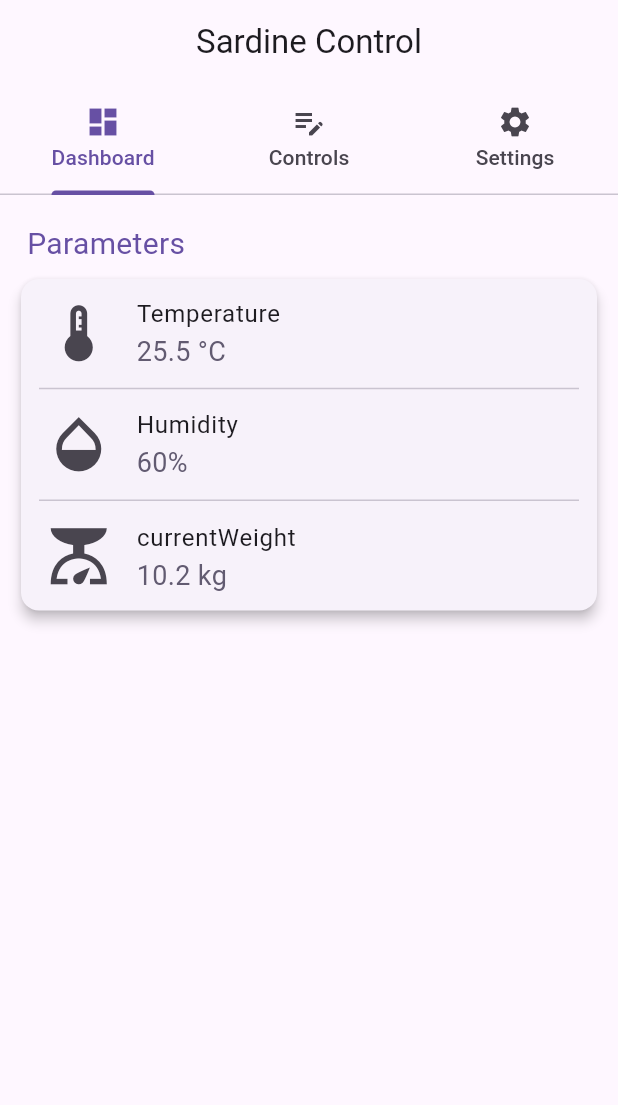
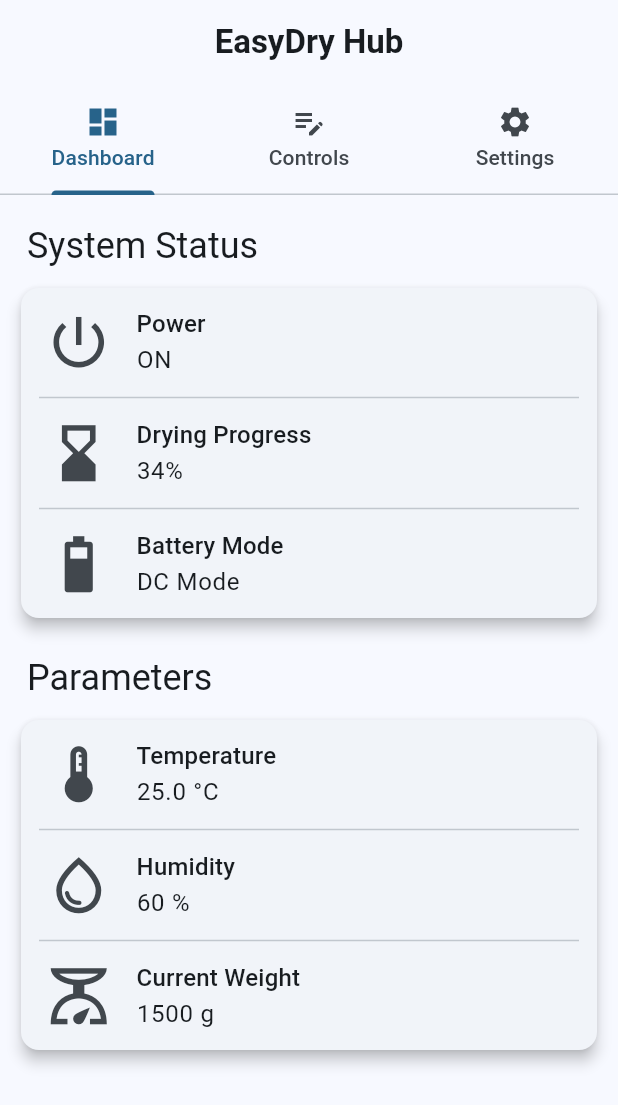
Before and after one commit to musyani-io/IoT-sardines-drying-system, a Flutter app: the screen it shows after launch, on a phone screen of 412 x 824 dp. Shown: the top 1105 px of the screen. Run offline on Flutter 3.47's test engine with Material 3 defaults, Android fonts, the phone set to English and light mode, and no system bars.

Commit message:
Added system status card - in app

```diff
--- a/drying_system/lib/main.dart
+++ b/drying_system/lib/main.dart
@@ -26,14 +26,20 @@ class _MyAppState extends State<MyApp> {
   @override
   Widget build(BuildContext context) {
     final ThemeData lightTheme = ThemeData(
-      primarySwatch: Colors.lightBlue,
+      colorScheme: ColorScheme.fromSeed(
+        seedColor: Colors.lightBlue,
+        brightness: Brightness.light,
+      ),
       brightness: Brightness.light,
-      // AppBar background color will be taken from primarySwatch
+      // AppBar background color will be taken from colorScheme.primary
     );
 
     final ThemeData darkTheme = ThemeData(
+      colorScheme: ColorScheme.fromSeed(
+        seedColor: Colors.blueGrey,
+        brightness: Brightness.dark,
+      ),
       brightness: Brightness.dark,
-      primarySwatch: Colors.blueGrey, // A common choice for dark themes
       scaffoldBackgroundColor: const Color(
         0xFF121212,
       ), // Standard dark background
@@ -41,34 +47,31 @@ class _MyAppState extends State<MyApp> {
         backgroundColor: Color(0xFF1F1F1F), // Slightly lighter than scaffold
       ),
       cardColor: const Color(0xFF1E1E1E), // Dark grey for cards
-      textTheme: ThemeData.dark().textTheme.apply(
-        bodyColor: Colors.white, // Ensure text is visible
-        displayColor: Colors.white,
-      ),
       iconTheme: const IconThemeData(color: Colors.white),
       switchTheme: SwitchThemeData(
-        thumbColor: MaterialStateProperty.resolveWith<Color?>((
-          Set<MaterialState> states,
+        thumbColor: WidgetStateProperty.resolveWith<Color?>((
+          Set<WidgetState> states,
         ) {
-          if (states.contains(MaterialState.selected)) {
+          if (states.contains(WidgetState.selected)) {
             return Colors.lightBlue;
           }
           return Colors.grey;
         }),
-        trackColor: MaterialStateProperty.resolveWith<Color?>((
-          Set<MaterialState> states,
+        trackColor: WidgetStateProperty.resolveWith<Color?>((
+          Set<WidgetState> states,
         ) {
-          if (states.contains(MaterialState.selected)) {
-            return Colors.lightBlue.withOpacity(0.5);
+          if (states.contains(WidgetState.selected)) {
+            return Colors.lightBlue.withAlpha(127);
           }
-          return Colors.grey.withOpacity(0.5);
+          return Colors.grey.withAlpha(127);
         }),
       ),
+      // textTheme will be derived from ColorScheme for better dark theme support
       // Add other dark theme specific properties here if needed
     );
 
     return MaterialApp(
-      title: 'Sardine Control',
+      title: 'EasyDry Hub',
       theme: lightTheme,
       darkTheme: darkTheme,
       themeMode: _themeMode,
@@ -77,10 +80,9 @@ class _MyAppState extends State<MyApp> {
         child: Scaffold(
           appBar: AppBar(
             title: const Text(
-              'Sardine Control',
-              style: TextStyle(fontcurrentWeight: FontcurrentWeight.bold),
+              'EasyDry Hub',
+              style: TextStyle(fontWeight: FontWeight.bold),
             ),
-            // Removed backgroundColor: Colors.grey[400] to allow theme to control it
             centerTitle: true,
             bottom: const TabBar(
               tabs: [
--- a/drying_system/lib/tabs/dashboard.dart
+++ b/drying_system/lib/tabs/dashboard.dart
@@ -8,108 +8,166 @@ class DashboardTab extends StatefulWidget {
 }
 
 class _DashboardTabState extends State<DashboardTab> {
-  // Placeholder values - you'll replace these with actual data later
-  final double _temperature = 25.5;
-  final int _humidity = 60;
-  final double _currentWeight = 10.2; // Placeholder for currentWeight
+  // Placeholder data - replace with actual data fetching logic
+  String _powerStatus = "ON";
+  String _dryingProgress = "34%"; // Initialized to 0%
+  String _batteryMode = "DC Mode"; // Default to DC to show new icons
+  int _batteryLevel = 75; // Placeholder battery level (0-100)
+
+  String _temperature = "25.0";
+  String _humidity = "60";
+  String _currentWeight = "1500";
+
+  Widget _getDynamicBatteryIconWidget() {
+    if (_batteryMode == "AC Mode") {
+      return const Icon(Icons.battery_charging_full, size: 45.0);
+    } else {
+      // DC Mode
+      if (_batteryLevel <= 10) {
+        return const Icon(Icons.battery_alert, size: 45.0, color: Colors.red);
+      } else if (_batteryLevel <= 20) {
+        return const Icon(Icons.battery_1_bar, size: 45.0);
+      } else if (_batteryLevel <= 35) {
+        return const Icon(Icons.battery_2_bar, size: 45.0);
+      } else if (_batteryLevel <= 50) {
+        return const Icon(Icons.battery_3_bar, size: 45.0);
+      } else if (_batteryLevel <= 65) {
+        return const Icon(Icons.battery_4_bar, size: 45.0);
+      } else if (_batteryLevel <= 80) {
+        return const Icon(Icons.battery_5_bar, size: 45.0);
+      } else {
+        // Includes > 80 and battery_full equivalent
+        return const Icon(Icons.battery_full, size: 45.0);
+      }
+    }
+  }
+
+  Widget _getDynamicDryingProgressIconWidget() {
+    try {
+      // Remove '%' and parse to int
+      final int progress = int.parse(
+        _dryingProgress.replaceAll('%', '').trim(),
+      );
+
+      if (progress == 0) {
+        return const Icon(Icons.hourglass_empty, size: 45.0);
+      } else if (progress > 0 && progress < 50) {
+        return const Icon(Icons.hourglass_bottom, size: 45.0);
+      } else if (progress >= 50 && progress < 100) {
+        return const Icon(Icons.hourglass_full, size: 45.0);
+      } else if (progress == 100) {
+        return const Icon(Icons.check_circle_outline, size: 45.0);
+      } else {
+        // Fallback for unexpected values (e.g., < 0 or > 100 if data is not clean)
+        return const Icon(Icons.hourglass_disabled, size: 45.0);
+      }
+    } catch (e) {
+      // If parsing fails
+      return const Icon(Icons.hourglass_disabled, size: 45.0);
+    }
+  }
 
   @override
   Widget build(BuildContext context) {
-    return Scaffold(
-      body: Padding(
-        padding: const EdgeInsets.all(
-          10.0,
-        ), // Outer padding for the whole tab content
+    return SingleChildScrollView(
+      padding: const EdgeInsets.all(10.0),
       child: Column(
-          crossAxisAlignment:
-              CrossAxisAlignment.start, // Align title to the left
-          children: <Widget>[
+        crossAxisAlignment: CrossAxisAlignment.start,
+        children: [
           Padding(
-              padding: const EdgeInsets.only(
-                left: 8.0,
-                top: 8.0,
-                bottom: 5.0,
-              ), // Padding for the title
+            padding: const EdgeInsets.only(left: 8.0, bottom: 8.0, top: 8.0),
             child: Text(
-                'Parameters',
-                style: TextStyle(
-                  fontSize: 20.0,
-                  fontcurrentWeight: FontcurrentWeight.bold,
-                  color: Theme.of(context).colorScheme.primary,
-                ),
+              'System Status',
+              style: Theme.of(context).textTheme.headlineSmall,
             ),
           ),
           Card(
-              elevation: 3.5, // Add some shadow to the card
+            elevation: 4.0,
             child: Column(
-                mainAxisSize:
-                    MainAxisSize.min, // To make the card wrap its content
-                children: <Widget>[
+              children: [
                 ListTile(
-                    leading: const Icon(
-                      Icons.thermostat,
-                      size: 45.0,
-                    ), // Icon for temperature
-                    title: const Text(
+                  leading: const Icon(Icons.power_settings_new, size: 45.0),
+                  title: Text(
+                    'Power',
+                    style: Theme.of(context).textTheme.titleMedium,
+                  ),
+                  subtitle: Text(
+                    _powerStatus,
+                    style: Theme.of(context).textTheme.bodyLarge,
+                  ),
+                ),
+                const Divider(height: 2, indent: 12, endIndent: 12),
+                ListTile(
+                  leading: _getDynamicDryingProgressIconWidget(),
+                  title: Text(
+                    'Drying Progress',
+                    style: Theme.of(context).textTheme.titleMedium,
+                  ),
+                  subtitle: Text(
+                    _dryingProgress,
+                    style: Theme.of(context).textTheme.bodyLarge,
+                  ),
+                ),
+                const Divider(height: 2, indent: 12, endIndent: 12),
+                ListTile(
+                  leading: _getDynamicBatteryIconWidget(),
+                  title: Text(
+                    'Battery Mode',
+                    style: Theme.of(context).textTheme.titleMedium,
+                  ),
+                  subtitle: Text(
+                    _batteryMode,
+                    style: Theme.of(context).textTheme.bodyLarge,
+                  ),
+                ),
+              ],
+            ),
+          ),
+          const SizedBox(height: 20.0),
+          Padding(
+            padding: const EdgeInsets.only(left: 8.0, bottom: 8.0),
+            child: Text(
+              'Parameters',
+              style: Theme.of(context).textTheme.headlineSmall,
+            ),
+          ),
+          Card(
+            elevation: 4.0,
+            child: Column(
+              children: [
+                ListTile(
+                  leading: const Icon(Icons.thermostat_outlined, size: 45.0),
+                  title: Text(
                     'Temperature',
-                      style: TextStyle(
-                        fontcurrentWeight: FontcurrentWeight.w600,
-                      ),
+                    style: Theme.of(context).textTheme.titleMedium,
                   ),
                   subtitle: Text(
                     '$_temperature °C',
-                      style: TextStyle(
-                        fontSize: 18.0,
-                        color: Theme.of(context).colorScheme.secondary,
+                    style: Theme.of(context).textTheme.bodyLarge,
                   ),
                 ),
+                const Divider(height: 2, indent: 12, endIndent: 12),
+                ListTile(
+                  leading: const Icon(Icons.water_drop_outlined, size: 45.0),
+                  title: Text(
+                    'Humidity',
+                    style: Theme.of(context).textTheme.titleMedium,
                   ),
-                  const Divider(
-                    height: 2,
-                    indent: 12,
-                    endIndent: 12,
-                  ), // Visual separator
-                  ListTile(
-                    leading: const Icon(
-                      Icons.opacity,
-                      size: 45.0,
-                    ), // Icon for humidity
-                    title: const Text(
-                      'Humidity',
-                      style: TextStyle(
-                        fontcurrentWeight: FontcurrentWeight.w600,
+                  subtitle: Text(
+                    '$_humidity %',
+                    style: Theme.of(context).textTheme.bodyLarge,
                   ),
                 ),
-                    subtitle: Text(
-                      '$_humidity%',
-                      style: TextStyle(
-                        fontSize: 18.0,
-                        color: Theme.of(context).colorScheme.secondary,
-                      ),
-                    ),
-                  ),
-                  const Divider(
-                    height: 3,
-                    indent: 12,
-                    endIndent: 12,
-                  ), // Visual separator
+                const Divider(height: 2, indent: 12, endIndent: 12),
                 ListTile(
-                    leading: const Icon(
-                      Icons.scale, // Icon for currentWeight
-                      size: 45.0,
-                    ),
-                    title: const Text(
-                      'currentWeight',
-                      style: TextStyle(
-                        fontcurrentWeight: FontcurrentWeight.w600,
-                      ),
+                  leading: const Icon(Icons.scale_outlined, size: 45.0),
+                  title: Text(
+                    'Current Weight',
+                    style: Theme.of(context).textTheme.titleMedium,
                   ),
                   subtitle: Text(
-                      '$_currentWeight kg', // Display currentWeight
-                      style: TextStyle(
-                        fontSize: 18.0,
-                        color: Theme.of(context).colorScheme.secondary,
-                      ),
+                    '$_currentWeight g',
+                    style: Theme.of(context).textTheme.bodyLarge,
                   ),
                 ),
               ],
@@ -117,7 +175,6 @@ class _DashboardTabState extends State<DashboardTab> {
           ),
         ],
       ),
-      ),
     );
   }
 }
--- a/drying_system/lib/tabs/settings.dart
+++ b/drying_system/lib/tabs/settings.dart
@@ -24,6 +24,14 @@ class SettingsTab extends StatelessWidget {
           },
           secondary: Icon(isDarkMode ? Icons.dark_mode : Icons.light_mode),
         ),
+        ListTile(
+          leading: const Icon(Icons.help_outline),
+          title: const Text('Help'),
+          onTap: () {
+            // Placeholder for navigation or action
+            print('Help tapped!');
+          },
+        ),
         // Add other settings here if needed
       ],
     );
```
Also changed, not shown: 3 other files. Lines whose indentation alone changed are shown as unchanged.
